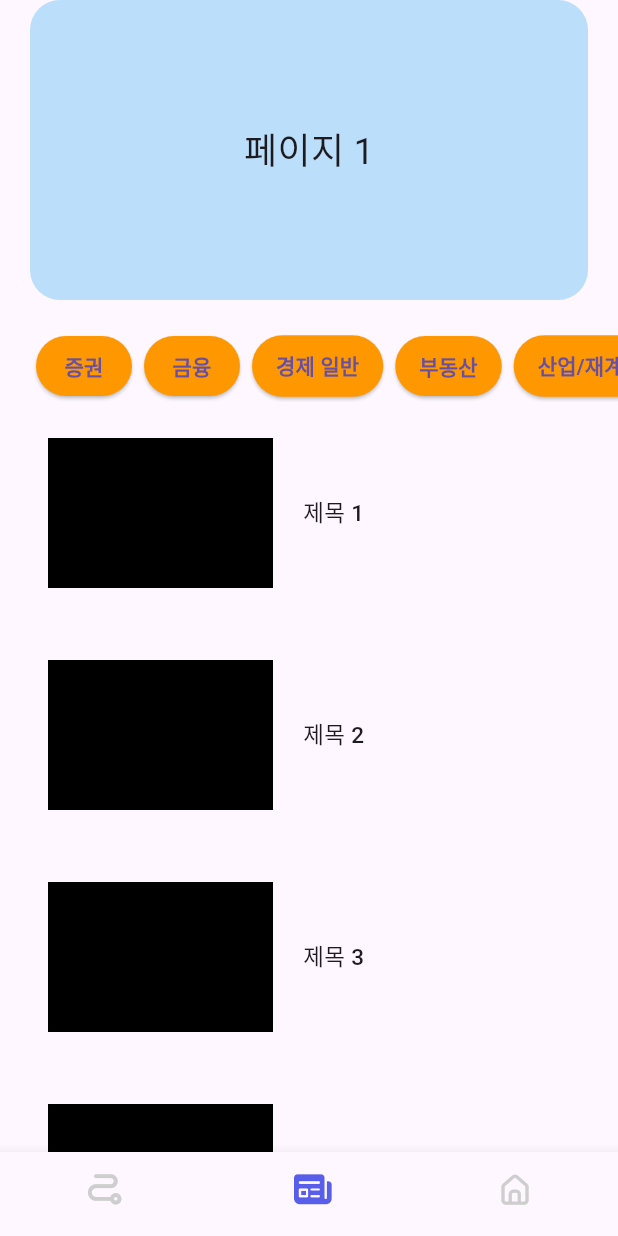
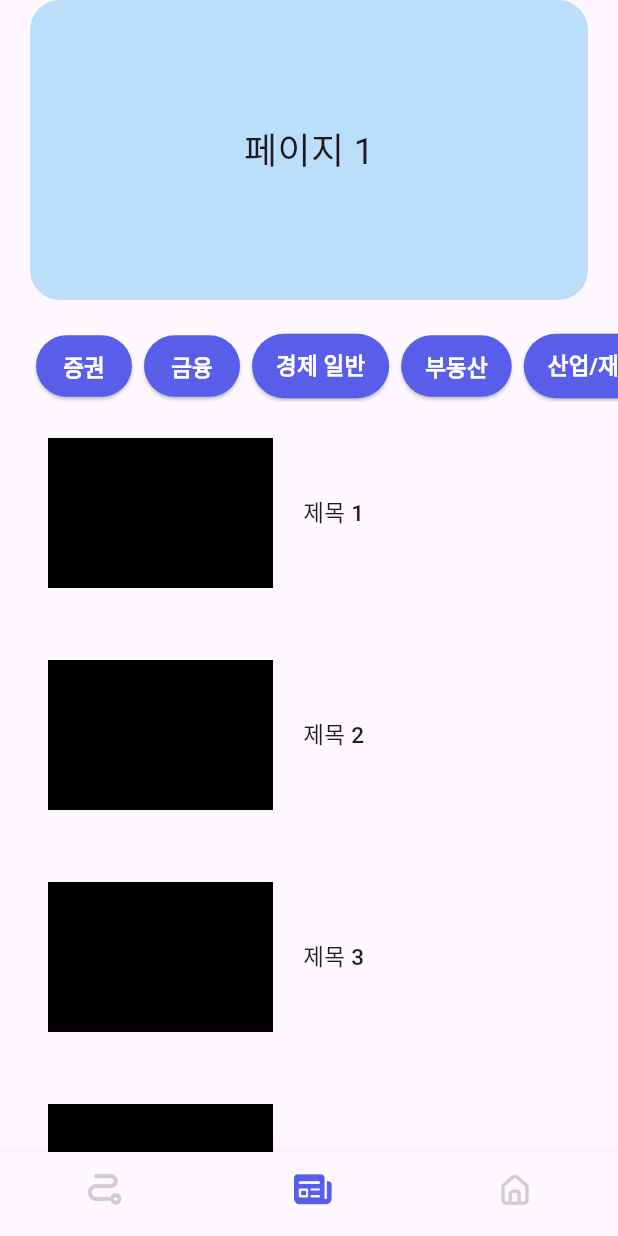
Before and after one commit to seak230/Cheongpodo_Flutter, a Flutter app: the screen it shows after launch, item 2 of the bottom bar chosen, on a phone screen of 412 x 824 dp. Run offline on Flutter 3.47's test engine with Material 3 defaults, Android fonts, the phone set to English and light mode, and no system bars; our stand-ins replace get.

```diff
--- a/lib/screens/news/news_screen.dart
+++ b/lib/screens/news/news_screen.dart
@@ -1,3 +1,5 @@
+import 'package:cheongpodo_flutter/const/colors.dart';
+import 'package:cheongpodo_flutter/widgets/button_list.dart';
 import 'package:flutter/cupertino.dart';
 import 'package:flutter/material.dart';
 import 'package:get/get_core/src/get_main.dart';
@@ -9,44 +11,7 @@ class NewsScreen extends StatelessWidget {
 
   @override
   Widget build(BuildContext context) {
-
     List<String> category = ["증권", "금융", "경제 일반", "부동산", "산업/재계"];
-
-    List<Widget> dummyWidgets = List.generate(
-      10,
-          (index) => ListTile(
-        title: Material(
-          color: Colors.transparent, // 배경색 유지하고 싶다면 투명하게
-          child: InkWell(
-            onTap: () {
-              // Get.to(() => TermScreen(term: '제목 ${index + 1}'), preventDuplicates: false, transition: Transition.fadeIn);
-            },
-            borderRadius: BorderRadius.circular(12), // 클릭 효과 모양도 둥글게
-            child: Container(
-              padding: EdgeInsets.all(16),
-              decoration: BoxDecoration(
-                borderRadius: BorderRadius.circular(12),
-              ),
-              child: Row(
-                children: [
-                  Container( // 이미지 들어갈 부분
-                    height: 100,
-                    width: 150,
-                    color: Colors.black,
-                  ),
-                  SizedBox(width: 20.0,),
-                  Text( // 글 들어갈 부분
-                    '제목 ${index + 1}',
-                    style: TextStyle(fontSize: 15, fontWeight: FontWeight.w500),
-                  ),
-                ],
-              ),
-            ),
-          ),
-        ),
-        // trailing: Icon(Icons.arrow_forward_ios),
-      ),
-    );
 
     return Scaffold(
       body: SafeArea(
@@ -56,37 +21,50 @@ class NewsScreen extends StatelessWidget {
               delegate: SliverChildListDelegate([
                 NewsCard(),
                 SizedBox(height: 20),
-                SingleChildScrollView(
-                  scrollDirection: Axis.horizontal, // 가로 스크롤
-                  child: Row(
-                    children: [
-                      const SizedBox(width: 20), // 시작 여백
-                      ...category.map((name) {
-                        return Padding(
-                          padding: const EdgeInsets.symmetric(horizontal: 4.0),
-                          child: ElevatedButton(
-                            onPressed: () {
-                              print('$name 버튼 클릭됨');
-                            },
-                            style: ElevatedButton.styleFrom(
-                              backgroundColor: Colors.orange,
-                              padding: EdgeInsets.symmetric(horizontal: 16, vertical: 10),
+                ButtonList(category: category),
+                Column(
+                  children: List.generate(
+                    10,
+                    (index) => ListTile(
+                      title: Material(
+                        color: Colors.transparent, // 배경색 유지하고 싶다면 투명하게
+                        child: InkWell(
+                          onTap: () {
+                            // Get.to(() => TermScreen(term: '제목 ${index + 1}'), preventDuplicates: false, transition: Transition.fadeIn);
+                          },
+                          borderRadius: BorderRadius.circular(12),
+                          // 클릭 효과 모양도 둥글게
+                          child: Container(
+                            padding: EdgeInsets.all(16),
+                            decoration: BoxDecoration(
+                              borderRadius: BorderRadius.circular(12),
                             ),
-                            child: Text(
-                              name,
-                              style: TextStyle(
-                                fontWeight: FontWeight.w600,
-                                fontSize: 14,
-                              ),
+                            child: Row(
+                              children: [
+                                Container(
+                                  // 이미지 들어갈 부분
+                                  height: 100,
+                                  width: 150,
+                                  color: Colors.black,
+                                ),
+                                SizedBox(width: 20.0),
+                                Text(
+                                  // 글 들어갈 부분
+                                  '제목 ${index + 1}',
+                                  style: TextStyle(
+                                    fontSize: 15,
+                                    fontWeight: FontWeight.w500,
+                                  ),
+                                ),
+                              ],
                             ),
                           ),
-                        );
-                      }).toList(),
-                      const SizedBox(width: 20), // 끝 여백
-                    ],
+                        ),
+                      ),
+                      // trailing: Icon(Icons.arrow_forward_ios),
+                    ),
                   ),
                 ),
-                Column(children: dummyWidgets),
               ]),
             ),
           ],
--- /dev/null
+++ b/lib/widgets/button_list.dart
@@ -0,0 +1,49 @@
+import 'package:flutter/cupertino.dart';
+import 'package:flutter/material.dart';
+
+import '../const/colors.dart';
+
+class ButtonList extends StatelessWidget {
+  final List<String> category;
+
+
+  const ButtonList({super.key, required this.category});
+
+  @override
+  Widget build(BuildContext context) {
+    return SingleChildScrollView(
+      scrollDirection: Axis.horizontal, // 가로 스크롤
+      child: Row(
+        children: [
+          const SizedBox(width: 20), // 시작 여백
+          ...category.map((name) {
+            return Padding(
+              padding: const EdgeInsets.symmetric(horizontal: 4.0),
+              child: ElevatedButton(
+                onPressed: () {
+                  print('$name 버튼 클릭됨');
+                },
+                style: ElevatedButton.styleFrom(
+                  backgroundColor: PRIMARY_COLOR,
+                  padding: EdgeInsets.symmetric(
+                    horizontal: 16,
+                    vertical: 10,
+                  ),
+                ),
+                child: Text(
+                  name,
+                  style: TextStyle(
+                    fontWeight: FontWeight.w700,
+                    fontSize: 15,
+                    color: Colors.white,
+                  ),
+                ),
+              ),
+            );
+          }).toList(),
+          const SizedBox(width: 20), // 끝 여백
+        ],
+      ),
+    );
+  }
+}
```
Also changed, not shown: lib/screens/tutorial/tutorial_screen.dart (+45 -1 lines), lib/widgets/tutorial_card.dart (added, +47 -0 lines).
